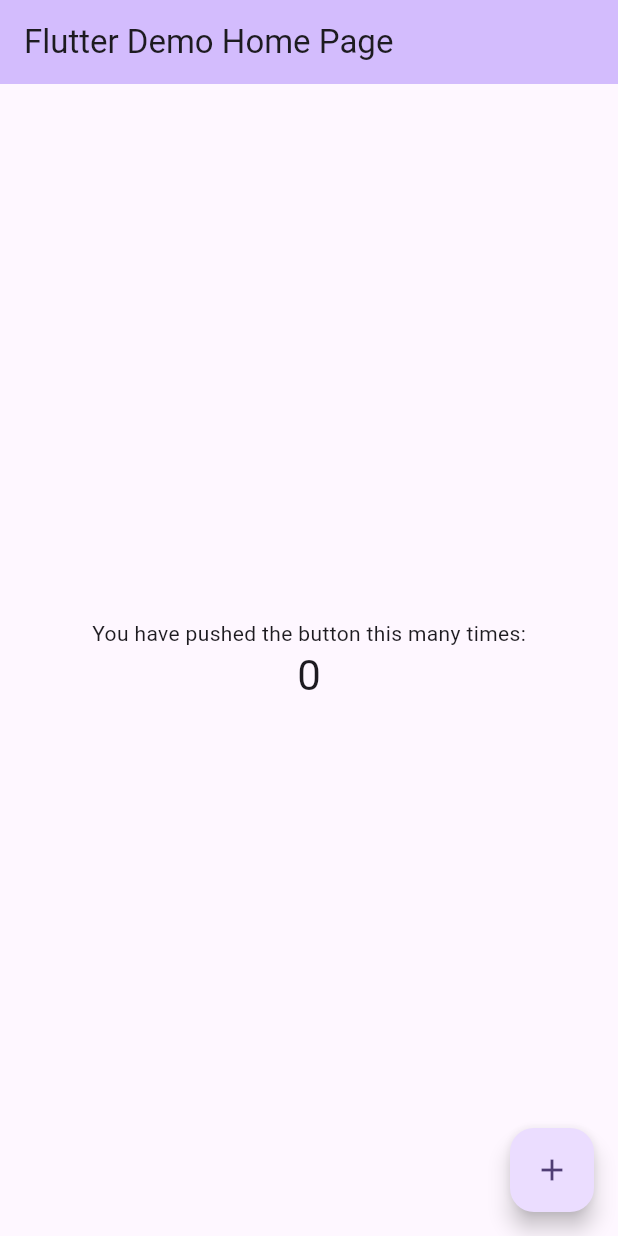
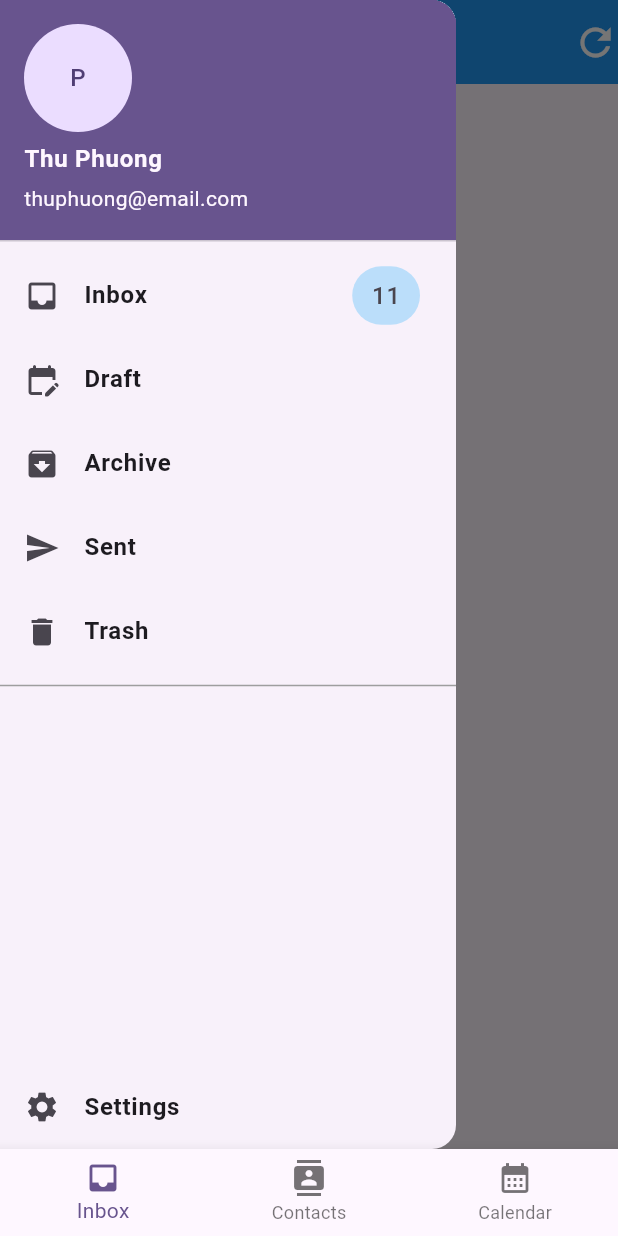
Before and after one commit to iamcaominhtien/phuong_excercise, a Flutter app: the screen it shows after launch, with the side drawer open (before the commit the screen has no drawer), on a phone screen of 412 x 824 dp. Run offline on Flutter 3.47's test engine with Material 3 defaults, Android fonts, the phone set to English and light mode, and no system bars.

Commit message:
finish baitap3

```diff
--- /dev/null
+++ b/flutter/baitap3/lib/calendar_page.dart
@@ -0,0 +1,17 @@
+import 'package:flutter/material.dart';
+
+class CalendarPage extends StatelessWidget {
+  const CalendarPage({super.key});
+
+  @override
+  Widget build(BuildContext context) {
+    return const Center(
+      child: Text(
+        'Calendar Page',
+        style: TextStyle(
+            fontSize: 30
+        ),
+      ),
+    );
+  }
+}
--- /dev/null
+++ b/flutter/baitap3/lib/contacts_page.dart
@@ -0,0 +1,17 @@
+import 'package:flutter/material.dart';
+
+class ContactsPage extends StatelessWidget {
+  const ContactsPage({super.key});
+
+  @override
+  Widget build(BuildContext context) {
+    return const Center(
+      child: Text(
+        'Contacts Page',
+        style: TextStyle(
+            fontSize: 30
+        ),
+      ),
+    );
+  }
+}
--- /dev/null
+++ b/flutter/baitap3/lib/inbox_page.dart
@@ -0,0 +1,17 @@
+import 'package:flutter/material.dart';
+
+class InboxPage extends StatelessWidget {
+  const InboxPage({super.key});
+
+  @override
+  Widget build(BuildContext context) {
+    return const Center(
+      child: Text(
+        'Inbox page',
+        style: TextStyle(
+          fontSize: 30
+        ),
+      ),
+    );
+  }
+}
--- a/flutter/baitap3/lib/main.dart
+++ b/flutter/baitap3/lib/main.dart
@@ -1,4 +1,6 @@
 import 'package:flutter/material.dart';
+
+import 'my_home_page.dart';
 
 void main() {
   runApp(const MyApp());
@@ -31,95 +33,7 @@ class MyApp extends StatelessWidget {
         colorScheme: ColorScheme.fromSeed(seedColor: Colors.deepPurple),
         useMaterial3: true,
       ),
-      home: const MyHomePage(title: 'Flutter Demo Home Page'),
+      home: const MyHomePage(),
     );
   }
 }
-
-class MyHomePage extends StatefulWidget {
-  const MyHomePage({super.key, required this.title});
-
-  // This widget is the home page of your application. It is stateful, meaning
-  // that it has a State object (defined below) that contains fields that affect
-  // how it looks.
-
-  // This class is the configuration for the state. It holds the values (in this
-  // case the title) provided by the parent (in this case the App widget) and
-  // used by the build method of the State. Fields in a Widget subclass are
-  // always marked "final".
-
-  final String title;
-
-  @override
-  State<MyHomePage> createState() => _MyHomePageState();
-}
-
-class _MyHomePageState extends State<MyHomePage> {
-  int _counter = 0;
-
-  void _incrementCounter() {
-    setState(() {
-      // This call to setState tells the Flutter framework that something has
-      // changed in this State, which causes it to rerun the build method below
-      // so that the display can reflect the updated values. If we changed
-      // _counter without calling setState(), then the build method would not be
-      // called again, and so nothing would appear to happen.
-      _counter++;
-    });
-  }
-
-  @override
-  Widget build(BuildContext context) {
-    // This method is rerun every time setState is called, for instance as done
-    // by the _incrementCounter method above.
-    //
-    // The Flutter framework has been optimized to make rerunning build methods
-    // fast, so that you can just rebuild anything that needs updating rather
-    // than having to individually change instances of widgets.
-    return Scaffold(
-      appBar: AppBar(
-        // TRY THIS: Try changing the color here to a specific color (to
-        // Colors.amber, perhaps?) and trigger a hot reload to see the AppBar
-        // change color while the other colors stay the same.
-        backgroundColor: Theme.of(context).colorScheme.inversePrimary,
-        // Here we take the value from the MyHomePage object that was created by
-        // the App.build method, and use it to set our appbar title.
-        title: Text(widget.title),
-      ),
-      body: Center(
-        // Center is a layout widget. It takes a single child and positions it
-        // in the middle of the parent.
-        child: Column(
-          // Column is also a layout widget. It takes a list of children and
-          // arranges them vertically. By default, it sizes itself to fit its
-          // children horizontally, and tries to be as tall as its parent.
-          //
-          // Column has various properties to control how it sizes itself and
-          // how it positions its children. Here we use mainAxisAlignment to
-          // center the children vertically; the main axis here is the vertical
-          // axis because Columns are vertical (the cross axis would be
-          // horizontal).
-          //
-          // TRY THIS: Invoke "debug painting" (choose the "Toggle Debug Paint"
-          // action in the IDE, or press "p" in the console), to see the
-          // wireframe for each widget.
-          mainAxisAlignment: MainAxisAlignment.center,
-          children: <Widget>[
-            const Text(
-              'You have pushed the button this many times:',
-            ),
-            Text(
-              '$_counter',
-              style: Theme.of(context).textTheme.headlineMedium,
-            ),
-          ],
-        ),
-      ),
-      floatingActionButton: FloatingActionButton(
-        onPressed: _incrementCounter,
-        tooltip: 'Increment',
-        child: const Icon(Icons.add),
-      ), // This trailing comma makes auto-formatting nicer for build methods.
-    );
-  }
-}
--- /dev/null
+++ b/flutter/baitap3/lib/my_home_page.dart
@@ -0,0 +1,88 @@
+import 'package:baitap3/widgets/my_drawer.dart';
+import 'package:flutter/material.dart';
+
+import 'calendar_page.dart';
+import 'contacts_page.dart';
+import 'inbox_page.dart';
+
+class MyHomePage extends StatefulWidget {
+  const MyHomePage({super.key});
+
+  @override
+  State<MyHomePage> createState() => _MyHomePageState();
+}
+
+class _MyHomePageState extends State<MyHomePage> {
+  int currentIndex = 0;
+
+  @override
+  Widget build(BuildContext context) {
+    return Scaffold(
+      body: Scaffold(
+        appBar: AppBar(
+          title: const Text(
+            'Bai tap 3',
+            style: TextStyle(
+              color: Colors.white,
+              fontWeight: FontWeight.bold,
+            ),
+          ),
+          actions: const [
+            Icon(
+              Icons.refresh,
+              color: Colors.white,
+              size: 30,
+            )
+          ],
+          iconTheme: const IconThemeData(
+            color: Colors.white
+          ),
+          backgroundColor: Colors.blue,
+        ),
+        drawer: const MyDrawer(),
+        body: whatPage(),
+      ),
+      bottomNavigationBar: BottomNavigationBar(
+        type: BottomNavigationBarType.fixed,
+        currentIndex: currentIndex,
+        onTap: (index) {
+          //Khi bấm vào item nào, index tương ứng sẽ được truyền vào đây
+          setState(() {
+            currentIndex = index;
+          });
+
+          //vậy làm sao để cập nhật cái trang. Rất đơn giản, dựa vào cái current index là xong.
+          //Có thể sử dụng if-else để làm vụ này.
+        },
+        items: const [
+          //Theo thứ tự từ trên xuống, index lần lượt là:
+
+          //index: 0
+          BottomNavigationBarItem(icon: Icon(Icons.inbox), label: "Inbox"),
+
+          //index: 1
+          BottomNavigationBarItem(
+              icon: Icon(Icons.contacts), label: "Contacts"),
+
+          //index: 2
+          BottomNavigationBarItem(
+              icon: Icon(Icons.calendar_month), label: "Calendar"),
+        ],
+      ),
+    );
+  }
+
+  //giờ mình sẽ tạo một hàm để quyết định xem nên hiển thị page nào
+  //khi currentIndex được cập nhật 😁😁😁.
+  //Lưu ý là hàm này trả về một cái Widget nha
+  Widget whatPage() {
+    switch (currentIndex) {
+      case 0:
+        return const InboxPage();
+      case 1:
+        return const ContactsPage();
+      default:
+        return const CalendarPage();
+    }
+  }
+}
--- /dev/null
+++ b/flutter/baitap3/lib/widgets/my_drawer.dart
@@ -0,0 +1,87 @@
+import 'package:flutter/material.dart';
+
+class MyDrawer extends StatelessWidget {
+  const MyDrawer({
+    super.key,
+  });
+
+  @override
+  Widget build(BuildContext context) {
+    return Drawer(
+      child: Column(
+        children: [
+          const UserAccountsDrawerHeader(
+            accountName: Text(
+              'Thu Phuong',
+              style: TextStyle(
+                fontWeight: FontWeight.bold,
+              ),
+            ),
+            accountEmail: Text('thuphuong@email.com'),
+            currentAccountPicture: CircleAvatar(
+              child: Text('P'),
+            ),
+          ),
+          ListTile(
+            leading: const Icon(Icons.inbox),
+            title: const Text(
+              'Inbox',
+              style: TextStyle(fontWeight: FontWeight.bold),
+            ),
+            trailing: Container(
+              decoration: BoxDecoration(
+                color: const Color(0xFFbbdefa),
+                borderRadius: BorderRadius.circular(30),
+              ),
+              padding:
+              const EdgeInsets.symmetric(vertical: 8, horizontal: 13),
+              child: const Text(
+                '11',
+                style: TextStyle(fontSize: 16),
+              ),
+            ),
+          ),
+          const ListTile(
+            leading: Icon(Icons.edit_calendar_rounded),
+            title: Text(
+              'Draft',
+              style: TextStyle(fontWeight: FontWeight.bold),
+            ),
+          ),
+          const ListTile(
+            leading: Icon(Icons.archive),
+            title: Text(
+              'Archive',
+              style: TextStyle(fontWeight: FontWeight.bold),
+            ),
+          ),
+          const ListTile(
+            leading: Icon(Icons.send),
+            title: Text(
+              'Sent',
+              style: TextStyle(fontWeight: FontWeight.bold),
+            ),
+          ),
+          const ListTile(
+            leading: Icon(Icons.delete),
+            title: Text(
+              'Trash',
+              style: TextStyle(fontWeight: FontWeight.bold),
+            ),
+          ),
+          const Divider(
+            color: Colors.grey,
+          ),
+          const Spacer(),
+          const ListTile(
+            leading: Icon(Icons.settings),
+            title: Text(
+              'Settings',
+              style: TextStyle(fontWeight: FontWeight.bold),
+            ),
+          ),
+        ],
+      ),
+    );
+  }
+}
```
